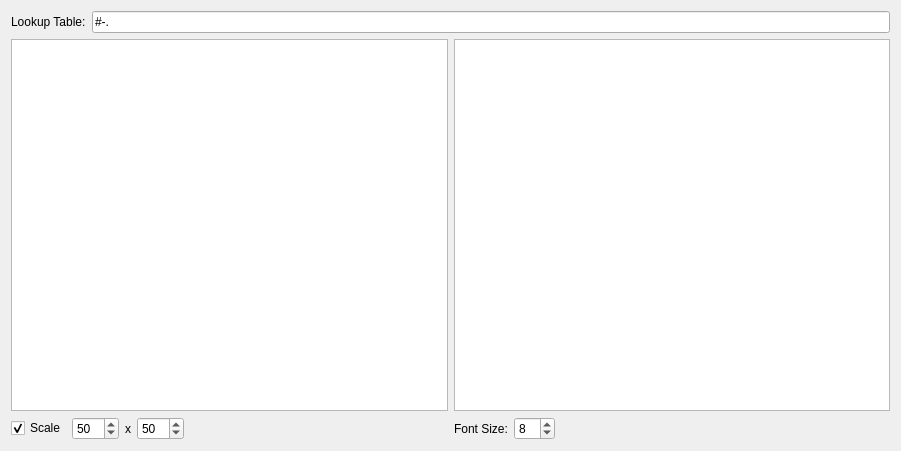
First picture: the form in mainwindow.ui, repository Theverat/ImageToAscii, before the edit.
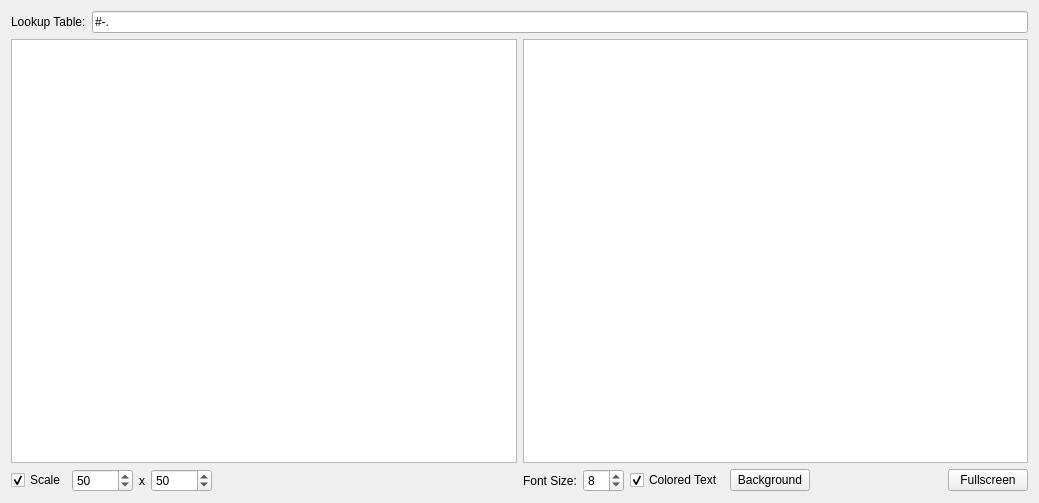
Second picture: the form after the edit. Custom widgets are drawn as their Qt base class.

Commit message: new features: colored text, colored background, fullscreen mode

Patch:
```diff
--- a/mainwindow.ui
+++ b/mainwindow.ui
@@ -6,8 +6,8 @@
    <rect>
     <x>0</x>
     <y>0</y>
-    <width>901</width>
-    <height>451</height>
+    <width>1039</width>
+    <height>503</height>
    </rect>
   </property>
   <property name="windowTitle">
@@ -40,6 +40,9 @@
      <layout class="QGridLayout" name="gridLayout">
       <item row="0" column="1">
        <widget class="QTextBrowser" name="textBrowser_outputText">
+        <property name="frameShape">
+         <enum>QFrame::StyledPanel</enum>
+        </property>
         <property name="lineWrapMode">
          <enum>QTextEdit::NoWrap</enum>
         </property>
@@ -79,7 +82,7 @@
            <number>1</number>
           </property>
           <property name="maximum">
-           <number>500</number>
+           <number>99999</number>
           </property>
           <property name="singleStep">
            <number>10</number>
@@ -111,7 +114,7 @@
            <number>1</number>
           </property>
           <property name="maximum">
-           <number>500</number>
+           <number>99999</number>
           </property>
           <property name="singleStep">
            <number>10</number>
@@ -128,7 +131,7 @@
           </property>
           <property name="sizeHint" stdset="0">
            <size>
-            <width>40</width>
+            <width>0</width>
             <height>20</height>
            </size>
           </property>
@@ -152,6 +155,29 @@
           </property>
          </widget>
         </item>
+        <item>
+         <widget class="QCheckBox" name="checkBox_coloredText">
+          <property name="toolTip">
+           <string>Use pixel colors from the source image to assign colors to the generated text</string>
+          </property>
+          <property name="text">
+           <string>Colored Text</string>
+          </property>
+          <property name="checked">
+           <bool>true</bool>
+          </property>
+         </widget>
+        </item>
+        <item>
+         <widget class="QPushButton" name="pushButton_background_color">
+          <property name="toolTip">
+           <string>Change the background color</string>
+          </property>
+          <property name="text">
+           <string>Background</string>
+          </property>
+         </widget>
+        </item>
         <item>
          <spacer name="horizontalSpacer_2">
           <property name="orientation">
@@ -159,12 +185,22 @@
           </property>
           <property name="sizeHint" stdset="0">
            <size>
-            <width>40</width>
+            <width>0</width>
             <height>20</height>
            </size>
           </property>
          </spacer>
         </item>
+        <item>
+         <widget class="QPushButton" name="pushButton_fullscreen">
+          <property name="toolTip">
+           <string>Show text window in fullscreen mode (Esc to leave)</string>
+          </property>
+          <property name="text">
+           <string>Fullscreen</string>
+          </property>
+         </widget>
+        </item>
        </layout>
       </item>
      </layout>
```
Left out of the diff: 3 changed lines with no effect on the pictures. The commit also changes 4 other files.
